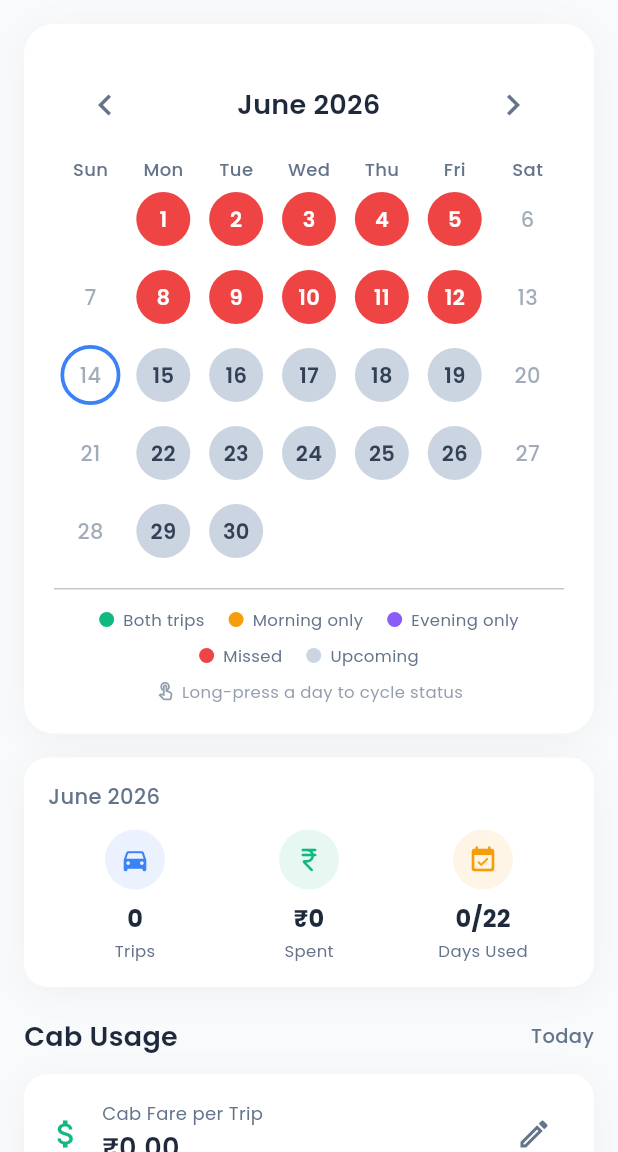
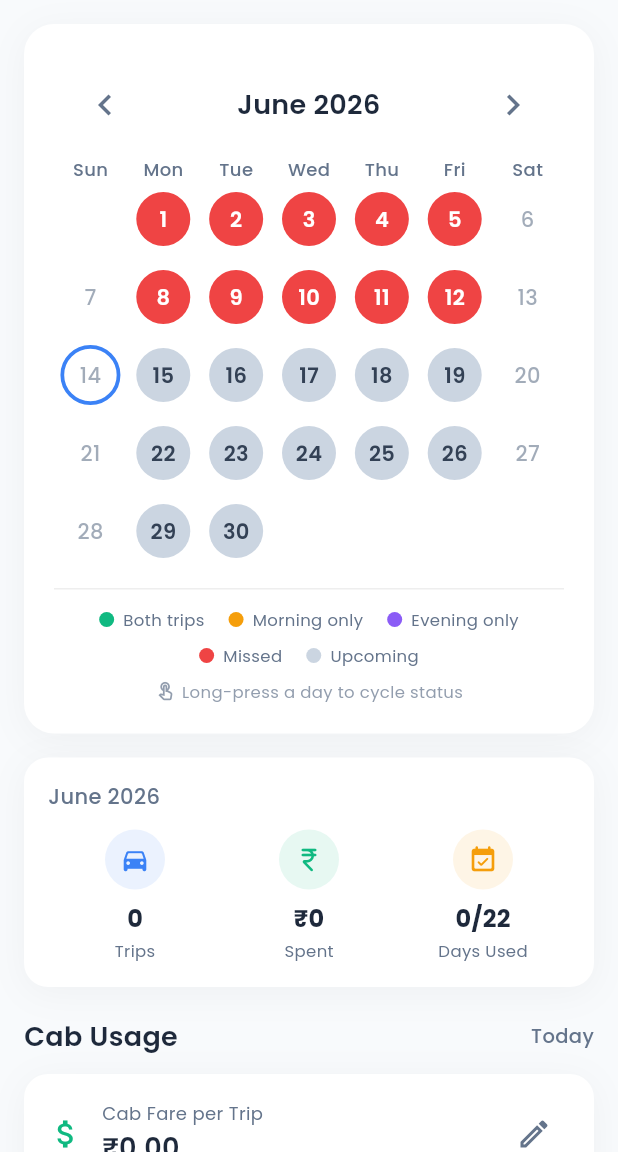
Before and after one commit to muhammedfaizal008/cab_tracker_app, a Flutter app: the screen it shows after launch, on a phone screen of 412 x 824 dp, the part 84-1236 px from its top. Run offline on Flutter 3.47's test engine with Material 3 defaults, Android fonts, the phone set to English and light mode, and no system bars; drawn by our look-alikes of table_calendar; our stand-ins replace google_fonts, open_filex, permission_handler, share_plus, sqflite_common_ffi, sqflite_common_ffi_web; missing offline and left inert: dart:html, excel; accounts and stored records are empty.

Commit message:
divider change

```diff
--- a/lib/view/attendance_screen.dart
+++ b/lib/view/attendance_screen.dart
@@ -601,7 +601,7 @@ class _AttendanceScreenState extends State<AttendanceScreen> {
                       ),
                     ),
                     const SizedBox(height: 12),
-                    const Divider(height: 1),
+                     Divider(height: 1,color: Colors.grey.shade200),
                     const SizedBox(height: 12),
                     _buildLegend(),
                   ],
@@ -1154,7 +1154,7 @@ class _AttendanceScreenState extends State<AttendanceScreen> {
             cabUsed: morning,
             onToggleCab: (used) => controller.updateMorningCabUsage(_selectedDay!, used),
           ),
-           Divider(height: 1, indent: 20, endIndent: 20,color: Colors.grey.shade400),
+           Divider(height: 1, indent: 20, endIndent: 20,color: Colors.grey.shade200),
           _tripRow(
             title: 'Evening Trip',
             subtitle: 'Track your evening commute',
```
